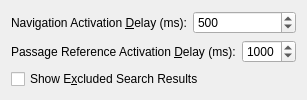
First picture: the form in programs/KJVCanOpener/ConfigBrowserOptions.ui, repository dewhisna/KingJamesPureBibleSearch, before the edit.
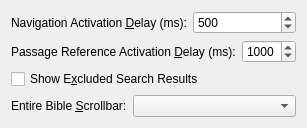
Second picture: the form after the edit. Custom widgets are drawn as their Qt base class.

Commit message: Added new Browser Option for configuring the "Entire Bible Scrollbar" (aka the ChapterScrollbar) for Right/Left/None to appease the users that don't want it or who keep clicking it by accident. Added setter function no-change guards to all PersistentSetting setter functions to not emit a change notification if there really was no change -- hopefully this will fix some of the extra re-rendering going on both at startup and in the configuration dialog.

Patch:
```diff
--- a/programs/KJVCanOpener/ConfigBrowserOptions.ui
+++ b/programs/KJVCanOpener/ConfigBrowserOptions.ui
@@ -95,6 +95,30 @@
      </property>
     </widget>
    </item>
+   <item row="3" column="0">
+    <layout class="QHBoxLayout" name="horizontalLayout_3">
+     <item>
+      <widget class="QLabel" name="lblChapterScrollbarMode">
+       <property name="text">
+        <string>Entire Bible &amp;Scrollbar:</string>
+       </property>
+       <property name="buddy">
+        <cstring>comboBoxChapterScrollbarMode</cstring>
+       </property>
+      </widget>
+     </item>
+     <item>
+      <widget class="QComboBox" name="comboBoxChapterScrollbarMode">
+       <property name="sizePolicy">
+        <sizepolicy hsizetype="Preferred" vsizetype="Fixed">
+         <horstretch>10</horstretch>
+         <verstretch>0</verstretch>
+        </sizepolicy>
+       </property>
+      </widget>
+     </item>
+    </layout>
+   </item>
   </layout>
  </widget>
  <customwidgets>
```
Left out of the diff: 60 changed lines with no effect on the pictures. The commit also changes 7 other files.
